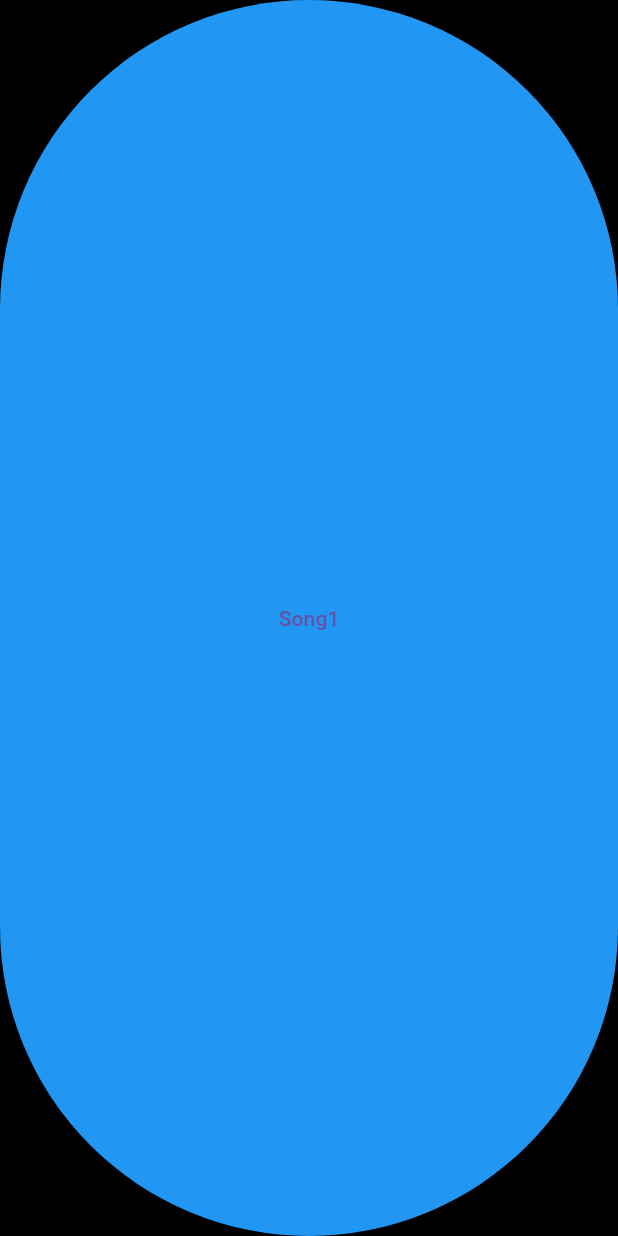
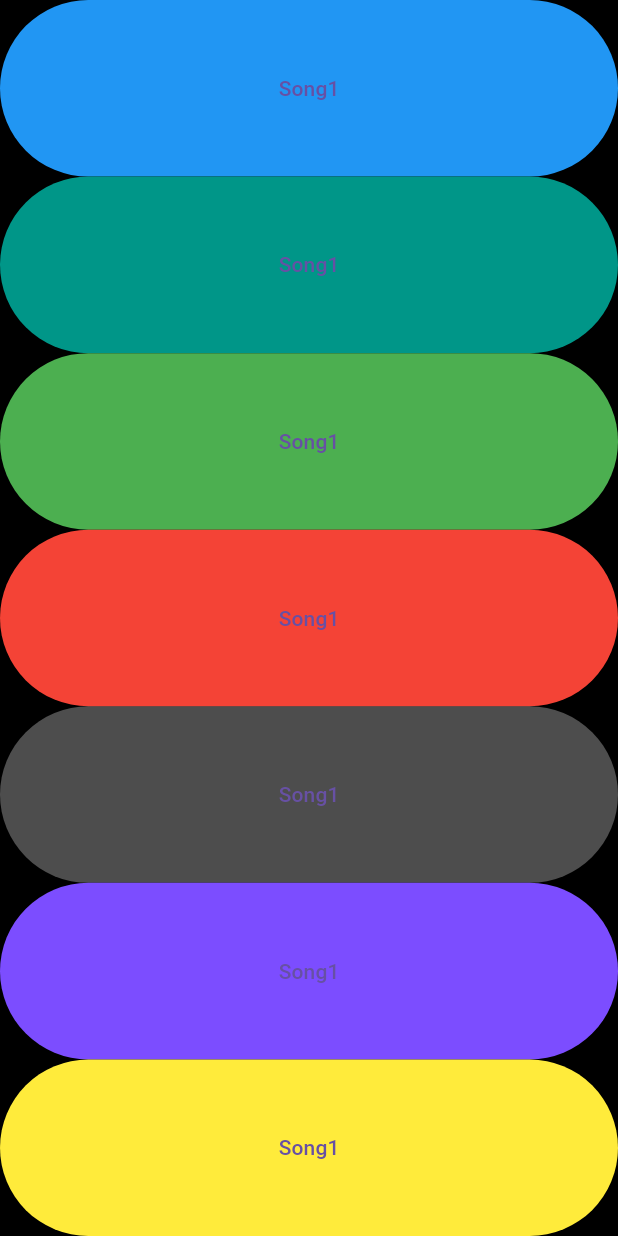
Before and after one commit to saidAbdirahman/xylophone-flutter, a Flutter app: the screen it shows after launch, on a phone screen of 412 x 824 dp. Run offline on Flutter 3.47's test engine with Material 3 defaults, Android fonts, the phone set to English and light mode, and no system bars; our stand-ins replace audioplayers.

Commit message:
Implemented it
Signed-off-by: saidAbirahman <saidqaaje11@gmail.com>

```diff
--- a/lib/main.dart
+++ b/lib/main.dart
@@ -39,12 +39,12 @@ class XylophoneApp extends StatelessWidget {
             crossAxisAlignment: CrossAxisAlignment.stretch,
             children: [
               buildKey(Colors.blue, 'note1.wav'),
-              // buildKey(),
-              // buildKey(),
-              // buildKey(),
-              // buildKey(),
-              // buildKey(),
-              // buildKey(),
+              buildKey(Colors.teal, 'note2.wav'),
+              buildKey(Colors.green, 'note3.wav'),
+              buildKey(Colors.red, 'note4.wav'),
+              buildKey(Colors.white30, 'note5.wav'),
+              buildKey(Colors.deepPurpleAccent, 'note6.wav'),
+              buildKey(Colors.yellow, 'note7.wav'),
 
             ],
           ),
```
